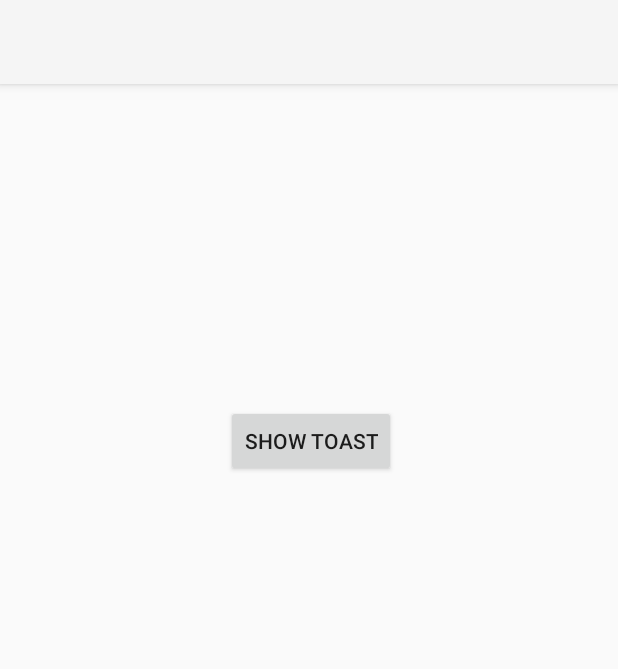
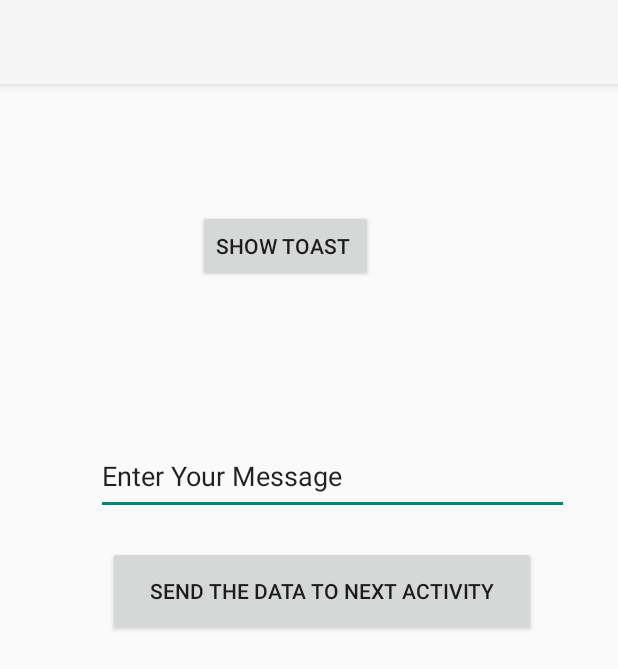
Before and after one commit to YODHAA/Kotlin_Apps, an Android app: the screen it shows after launch (MainActivity), on a phone screen of 412 x 824 dp. Shown: the top 669 px of the screen. Run offline under Robolectric (Android 15) with nearby library versions, the phone set to English and light mode, and no system bars.

Commit message:
Section Two - Intent and data Passing in Explicit Intent Creation

```diff
--- a/Hobbies_Layout/app/src/main/AndroidManifest.xml
+++ b/Hobbies_Layout/app/src/main/AndroidManifest.xml
@@ -16,6 +16,7 @@
                 <category android:name="android.intent.category.LAUNCHER" />
             </intent-filter>
         </activity>
+        <activity android:name=".SecondActivity"></activity>
     </application>
 
 </manifest>
--- a/Hobbies_Layout/app/src/main/res/layout/activity_main.xml
+++ b/Hobbies_Layout/app/src/main/res/layout/activity_main.xml
@@ -1,25 +1,46 @@
 <?xml version="1.0" encoding="utf-8"?>
-<RelativeLayout
-    xmlns:android="http://schemas.android.com/apk/res/android"
+<androidx.constraintlayout.widget.ConstraintLayout xmlns:android="http://schemas.android.com/apk/res/android"
     xmlns:app="http://schemas.android.com/apk/res-auto"
     xmlns:tools="http://schemas.android.com/tools"
     android:layout_width="match_parent"
     android:layout_height="match_parent"
+    android:padding="8dp"
     tools:context=".MainActivity">
-
 
     <Button
         android:id="@+id/btnShowTest"
         android:layout_width="wrap_content"
         android:layout_height="wrap_content"
-        android:layout_alignParentTop="true"
-        android:layout_alignParentEnd="true"
-        android:layout_alignParentRight="true"
-        android:layout_marginTop="214dp"
-        android:layout_marginEnd="148dp"
-        android:layout_marginRight="148dp"
-        android:text="Show Toast"
-        tools:layout_editor_absoluteX="138dp"
-        tools:layout_editor_absoluteY="91dp" />
+        android:layout_marginStart="124dp"
+        android:layout_marginLeft="124dp"
+        android:layout_marginTop="76dp"
+        android:text="Show Toast "
+        app:layout_constraintStart_toStartOf="parent"
+        app:layout_constraintTop_toTopOf="parent" />
 
-</RelativeLayout>
+    <EditText
+        android:id="@+id/etUserMessage"
+        android:layout_width="315dp"
+        android:layout_height="51dp"
+        android:layout_marginStart="56dp"
+        android:layout_marginLeft="56dp"
+        android:layout_marginTop="228dp"
+        android:ems="10"
+        android:inputType="textPersonName"
+        android:text="Enter Your Message"
+        app:layout_constraintStart_toStartOf="parent"
+        app:layout_constraintTop_toTopOf="parent" />
+
+    <Button
+        android:id="@+id/btnSendMessageToNextActivity"
+        android:layout_width="285dp"
+        android:layout_height="60dp"
+        android:layout_marginStart="64dp"
+        android:layout_marginLeft="64dp"
+        android:layout_marginTop="300dp"
+        android:text="Send the Data to Next Activity"
+        app:layout_constraintStart_toStartOf="parent"
+        app:layout_constraintTop_toTopOf="parent" />
+
+
+</androidx.constraintlayout.widget.ConstraintLayout>
```
Also changed, not shown: Hobbies_Layout/app/src/main/java/com/example/hobbies_layout/MainActivity.kt (+14 -0 lines), Hobbies_Layout/app/src/main/java/com/example/hobbies_layout/SecondActivity.kt (added, +15 -0 lines), Hobbies_Layout/app/src/main/res/layout/activity_second.xml (added, +9 -0 lines).
